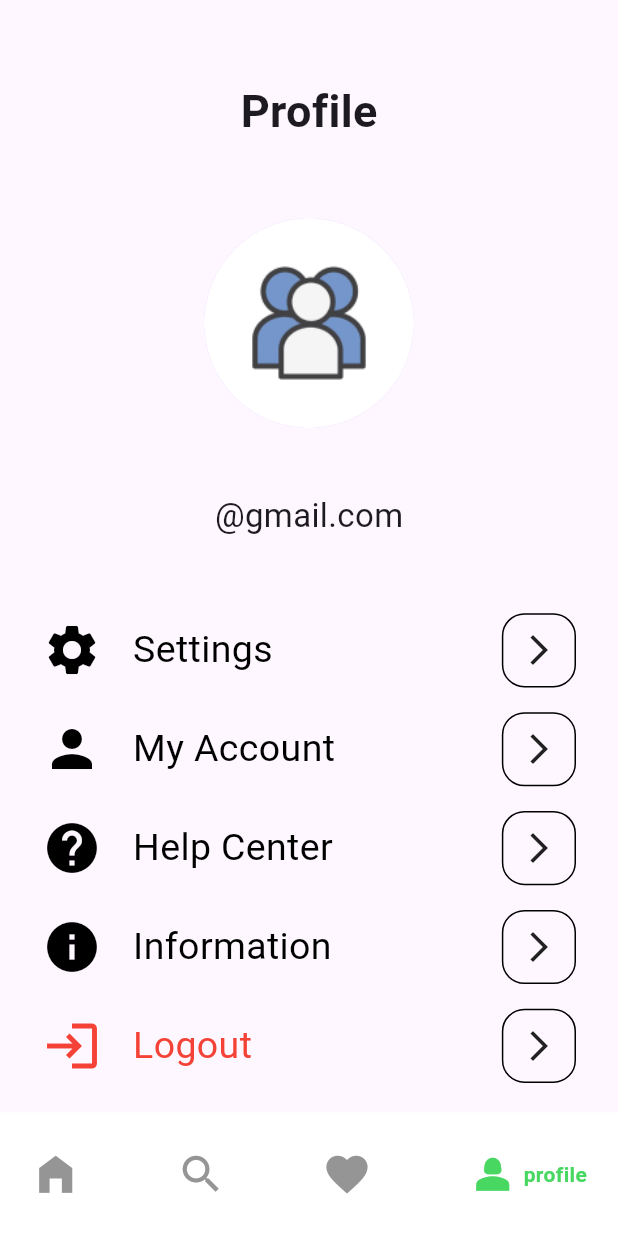
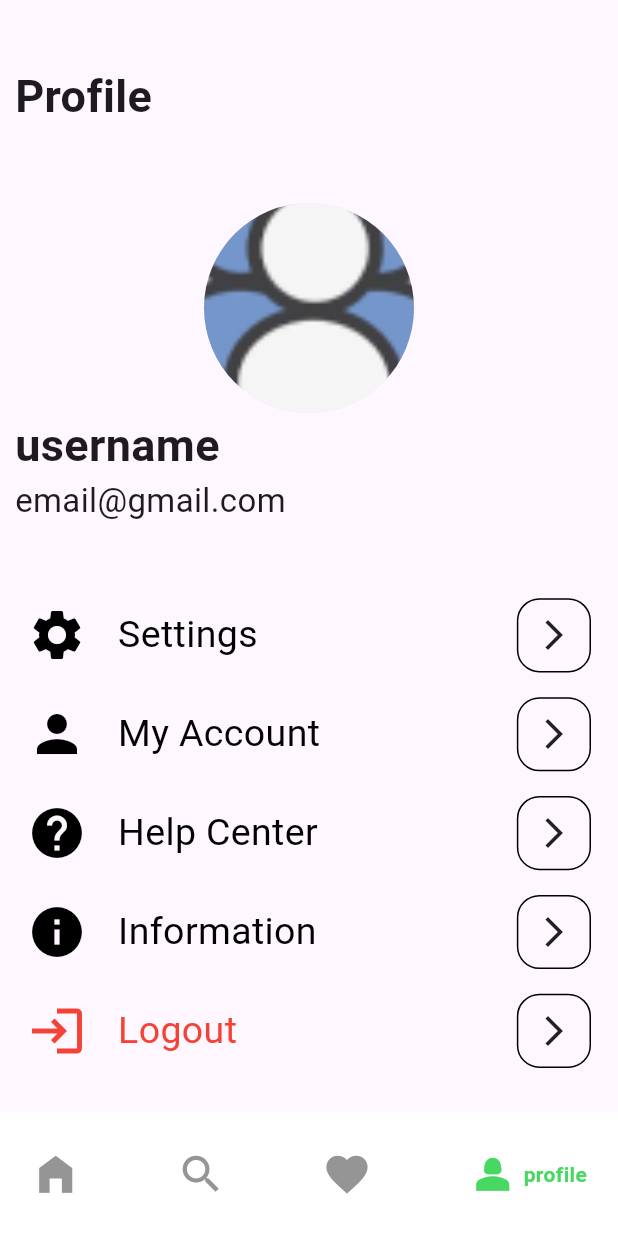
Before and after one commit to haedaraifan/pas-mobile-2023, a Flutter app: the ProfilePage screen opened by its route, on a phone screen of 412 x 824 dp. Shown: the top 1233 px of the screen. Run offline on Flutter 3.47's test engine with Material 2 defaults, Android fonts, the phone set to English and light mode, and no system bars; drawn by our look-alikes of google_nav_bar; our stand-ins replace fluttertoast, get, shared_preferences; accounts and stored records are empty; network calls fail.

Commit message:
feat [MA] get user profile

```diff
--- a/lib/common/models/list_model.dart
+++ /dev/null
@@ -1,25 +0,0 @@
-class ListModel {
-  final String img;
-  final String title;
-  final String desc;
-  final String price;
-
-  ListModel({
-    required this.img,
-    required this.title,
-    required this.desc,
-    required this.price,
-  });
-
-  @override
-  bool operator ==(Object other) =>
-      identical(this, other) ||
-          other is ListModel &&
-              runtimeType == other.runtimeType &&
-              title == other.title &&
-              desc == other.desc &&
-              price == other.price;
-
-  @override
-  int get hashCode => title.hashCode ^ desc.hashCode ^ price.hashCode;
-}
--- /dev/null
+++ b/lib/common/models/user_profile_response_model.dart
@@ -0,0 +1,53 @@
+import 'dart:convert';
+
+UserProfileResponseModel userProfileResponseModelFromJson(String str) => UserProfileResponseModel.fromJson(json.decode(str));
+
+String userProfileResponseModelToJson(UserProfileResponseModel data) => json.encode(data.toJson());
+
+class UserProfileResponseModel {
+    final bool status;
+    final String message;
+    final UserData data;
+
+    UserProfileResponseModel({
+        required this.status,
+        required this.message,
+        UserData? data
+    }) : data = data ?? UserData(username: "username", fullName: "full name", email: "email@gmail.com");
+
+    factory UserProfileResponseModel.fromJson(Map<String, dynamic> json) => UserProfileResponseModel(
+        status: json["status"],
+        message: json["message"],
+        data: UserData.fromJson(json["data"]),
+    );
+
+    Map<String, dynamic> toJson() => {
+        "status": status,
+        "message": message,
+        "data": data.toJson(),
+    };
+}
+
+class UserData {
+    final String username;
+    final String fullName;
+    final String email;
+
+    UserData({
+        required this.username,
+        required this.fullName,
+        required this.email,
+    });
+
+    factory UserData.fromJson(Map<String, dynamic> json) => UserData(
+        username: json["username"],
+        fullName: json["full_name"],
+        email: json["email"],
+    );
+
+    Map<String, dynamic> toJson() => {
+        "username": username,
+        "full_name": fullName,
+        "email": email,
+    };
+}
--- a/lib/common/routes/routes.dart
+++ b/lib/common/routes/routes.dart
@@ -13,7 +13,6 @@
 import 'package:pas_mobile_2023/pages/register_page/register_page.dart';
 import 'package:pas_mobile_2023/pages/home_page/home_binding.dart';
 import 'package:pas_mobile_2023/pages/home_page/home_page.dart';
-
 import '../../pages/profile_page/profile_page.dart';
 
 
--- a/lib/common/services/user_service.dart
+++ b/lib/common/services/user_service.dart
@@ -1,6 +1,7 @@
 import 'package:http/http.dart' as http;
 import 'package:pas_mobile_2023/common/models/register_response_model.dart';
 import 'package:pas_mobile_2023/common/models/login_response_model.dart';
+import 'package:pas_mobile_2023/common/models/user_profile_response_model.dart';
 
 class UserService {
   static const baseUrl = "https://mediadwi.com/api/latihan";
@@ -48,4 +49,18 @@
       print("error : $e");
     }
   }
+
+  static Future getProfile(String token) async {
+    try {
+
+      final response = await http.get(
+        Uri.parse("$baseUrl/get-profile?token=$token")
+      );
+
+      if(response.statusCode == 200) return userProfileResponseModelFromJson(response.body);
+
+    } catch(e) {
+      print("error : $e");
+    }
+  }
 }
--- a/lib/common/widget/bottom_navbar.dart
+++ b/lib/common/widget/bottom_navbar.dart
@@ -1,6 +1,5 @@
 import 'package:flutter/material.dart';
 import 'package:get/get.dart';
-import 'package:get/get_core/src/get_main.dart';
 import 'package:google_nav_bar/google_nav_bar.dart';
 
 Widget bottomNavbar(BuildContext context, int currentIndex){
@@ -20,7 +19,7 @@
       currentIndex = index;
       switch (index) {
         case 0:
-          Get.offAllNamed('/home');
+          Get.toNamed('/home');
           break;
         case 1:
           // Get.toNamed('/favorite');
@@ -29,7 +28,7 @@
           // Get.toNamed('/chart');
           break;
         case 3:
-          Get.offAllNamed('/profile');
+          Get.toNamed('/profile');
           break;
         default:
           break;
--- a/lib/pages/login_page/login_controller.dart
+++ b/lib/pages/login_page/login_controller.dart
@@ -28,9 +28,7 @@
     ToastMessage.show(responseData.message);
 
     if(responseData.status) {
-      await prefs.setBool("isLogin", true);
       await prefs.setString("userToken", responseData.token);
-      await prefs.setString("username", username);
       Get.offAllNamed(RouteName.home);
     }
   }
--- a/lib/pages/profile_page/profile_controller.dart
+++ b/lib/pages/profile_page/profile_controller.dart
@@ -1,24 +1,36 @@
 import 'package:get/get.dart';
+import 'package:pas_mobile_2023/common/models/user_profile_response_model.dart';
+import 'package:pas_mobile_2023/common/services/user_service.dart';
 import 'package:shared_preferences/shared_preferences.dart';
 
 class ProfileController extends GetxController{
   late final SharedPreferences prefs;
-  RxString username = "".obs;
+  RxBool isLoading = false.obs;
+  Rx<UserData> userData = UserData(
+    username: "username",
+    fullName: "fullName",
+    email: "email@gmail.com"
+  ).obs;
 
   @override
   void onInit() {
     super.onInit();
-    loadData();
+    getProfile();
   }
 
-  loadData() async {
+  getProfile() async {
+    isLoading.value = true;
     prefs = await SharedPreferences.getInstance();
-    username.value = prefs.getString("username") ?? "No Username";
+
+    String? token = prefs.getString("userToken");
+    UserProfileResponseModel responseData = await UserService.getProfile(token!);
+
+    if(responseData.status) userData.value = responseData.data;
+    isLoading.value = false;
   }
 
   signout() async {
     prefs.clear();
     Get.offAllNamed("/login");
   }
-
 }
--- a/lib/pages/profile_page/profile_page.dart
+++ b/lib/pages/profile_page/profile_page.dart
@@ -1,7 +1,5 @@
-import 'package:flutter/cupertino.dart';
 import 'package:flutter/material.dart';
 import 'package:get/get.dart';
-import 'package:get/get_core/src/get_main.dart';
 import 'package:pas_mobile_2023/common/widget/item_profile.dart';
 import 'package:pas_mobile_2023/pages/profile_page/profile_controller.dart';
 
@@ -10,37 +8,81 @@
 class ProfilePage extends StatelessWidget {
   ProfilePage({Key? key}) : super(key: key);
   final int currentIndex = 3;
-  final controller = Get.find<ProfileController>();
+  final profileController = Get.find<ProfileController>();
 
   @override
   Widget build(BuildContext context) {
     final size = MediaQuery.of(context).size;
     return Scaffold(
       body: Padding(
-        padding: const EdgeInsets.all(20.0),
-        child: Center(
-          child: Column(
+        padding: const EdgeInsets.all(10),
+        child: ListView(
           children: [
             SizedBox(height: size.height *  0.04,),
-              Text("Profile",style: TextStyle(fontSize: 30,fontWeight: FontWeight.bold),),
+            const Text(
+              "Profile",
+              style: TextStyle(
+                fontSize: 30,
+                fontWeight: FontWeight.bold
+              )
+            ),
             SizedBox(height: size.height*0.06,),
-              CircleAvatar(
-                foregroundImage: AssetImage("images/avatar.png"),
+            const CircleAvatar(
+              foregroundImage: AssetImage(
+                "images/avatar.png"
+              ),
               radius: 70,
             ),
-              Obx(() =>  Text(controller.username.value,style: TextStyle(fontSize: 30,fontWeight: FontWeight.bold),)),
-              Obx(() =>  Text("${controller.username.value}@gmail.com", style: TextStyle(fontSize: 22),)),
+            Obx(
+              () => Text(
+                profileController.userData.value.username,
+                style: const TextStyle(
+                  fontSize: 30,
+                  fontWeight: FontWeight.bold
+                )
+              )
+            ),
+            Obx(
+              () => Text(
+                profileController.userData.value.email,
+                style: const TextStyle(
+                  fontSize: 22
+                )
+              )
+            ),
             SizedBox(height: size.height*0.05,),
-              ItemProfile(text: "Settings", icon: Icons.settings, color: Colors.black),
-              ItemProfile(text: "My Account", icon: Icons.person, color: Colors.black),
-              ItemProfile(text: "Help Center", icon: Icons.help, color: Colors.black),
-              ItemProfile(text: "Information", icon: Icons.info, color: Colors.black),
-              GestureDetector(onTap:() => controller.signout(),child: ItemProfile(text: "Logout", icon: Icons.login, color: Colors.red)),
+            const ItemProfile(
+              text: "Settings",
+              icon: Icons.settings,
+              color: Colors.black
+            ),
+            const ItemProfile(
+              text: "My Account",
+              icon: Icons.person,
+              color: Colors.black
+            ),
+            const ItemProfile(
+              text: "Help Center",
+              icon: Icons.help,
+              color: Colors.black
+            ),
+            const ItemProfile(
+              text: "Information",
+              icon: Icons.info,
+              color: Colors.black
+            ),
+            GestureDetector(
+              onTap:() {},
+              child: const ItemProfile(
+                text: "Logout",
+                icon: Icons.login,
+                color: Colors.red
+              )
+            ),
           ],
         ),
       ),
-      ),
-      bottomNavigationBar:bottomNavbar(context, currentIndex),
+      bottomNavigationBar: bottomNavbar(context, currentIndex),
     );
   }
 }
--- a/lib/pages/splash_screen/splash_controller.dart
+++ b/lib/pages/splash_screen/splash_controller.dart
@@ -1,10 +1,12 @@
 import 'package:get/get.dart';
+import 'package:pas_mobile_2023/common/models/user_profile_response_model.dart';
+import 'package:pas_mobile_2023/common/services/user_service.dart';
 import 'package:shared_preferences/shared_preferences.dart';
 import '../../common/routes/route_name.dart';
 
 class SplashController extends GetxController {
   late final SharedPreferences prefs;
-  final int splashDuration = 4;
+  final int splashDuration = 3;
 
   @override
   void onInit() {
@@ -15,9 +17,15 @@
   void checkSessionLogin() async {
     prefs = await SharedPreferences.getInstance();
     Future.delayed(Duration(seconds: splashDuration), () async {
-      prefs.getBool("isLogin") == true ?
-      Get.offNamed(RouteName.home) :
-      Get.offNamed(RouteName.getStarted);
+      String userToken = prefs.getString("userToken") ?? "asd";
+      final responseData = await UserService.getProfile(userToken) ?? UserProfileResponseModel(
+        status: false,
+        message: ""
+      );
+
+      responseData.status
+      ? Get.offAllNamed(RouteName.home)
+      : Get.offAllNamed(RouteName.login);
     });
   }
 }
```
Lines whose indentation alone changed are shown as unchanged.
